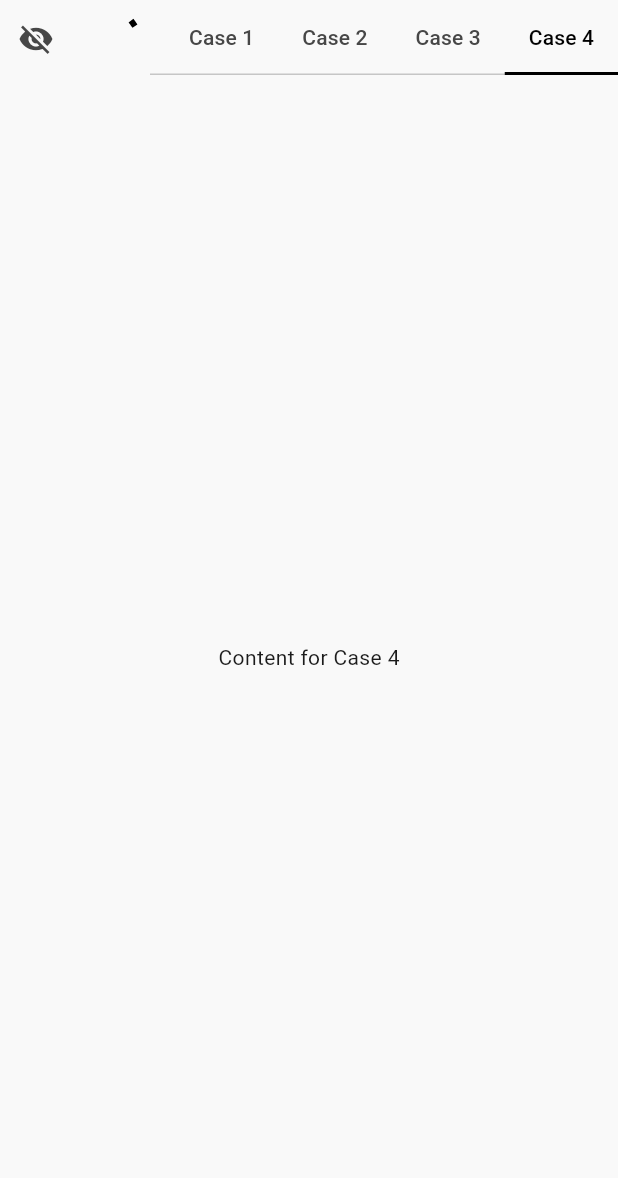
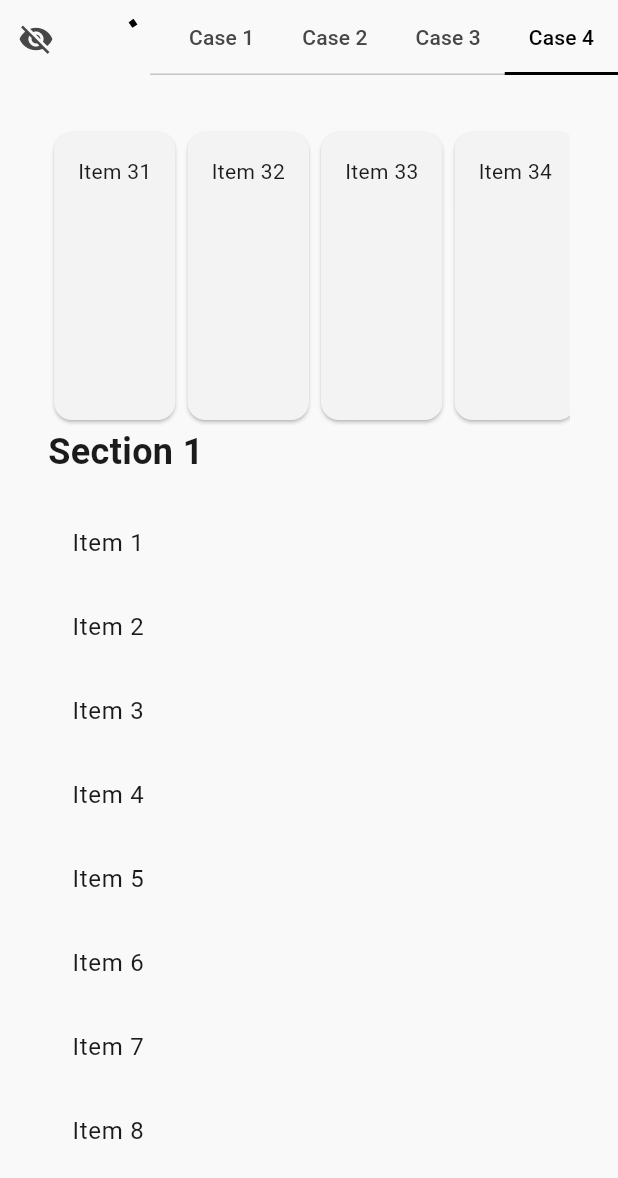
Before and after one commit to hawkkiller/scrolling_olx_live, a Flutter app: the screen it shows after launch, tab 4 chosen, on a phone screen of 412 x 824 dp. Shown: the top 1178 px of the screen. Run offline on Flutter 3.47's test engine with Material 3 defaults, Android fonts, the phone set to English and light mode, and no system bars.

Commit message:
Implemented 4 case

```diff
--- a/lib/case4.dart
+++ b/lib/case4.dart
@@ -0,0 +1,53 @@
+import 'package:flutter/material.dart';
+
+/// - Padding applied to the entire screen.
+/// - Sticky headers for each section.
+/// - Each section has a title and a list of items.
+class Case4 extends StatelessWidget {
+  const Case4({super.key});
+
+  @override
+  Widget build(BuildContext context) {
+    return Padding(
+      padding: const EdgeInsets.all(32),
+      child: ListView(
+        children: [
+          SizedBox(
+            height: 200,
+            child: ListView.builder(
+              scrollDirection: Axis.horizontal,
+              itemCount: 20,
+              itemBuilder:
+                  (context, index) => Card(
+                    child: Padding(
+                      padding: const EdgeInsets.all(16.0),
+                      child: Text('Item ${index + 31}'),
+                    ),
+                  ),
+            ),
+          ),
+          const Text(
+            'Section 1',
+            style: TextStyle(fontSize: 24, fontWeight: FontWeight.bold),
+          ),
+          const SizedBox(height: 16),
+          ...List.generate(10, (index) => ListTile(title: Text('Item ${index + 1}'))),
+          const SizedBox(height: 32),
+          const Text(
+            'Section 2',
+            style: TextStyle(fontSize: 24, fontWeight: FontWeight.bold),
+          ),
+          const SizedBox(height: 16),
+          ...List.generate(10, (index) => ListTile(title: Text('Item ${index + 11}'))),
+          const SizedBox(height: 32),
+          const Text(
+            'Section 3',
+            style: TextStyle(fontSize: 24, fontWeight: FontWeight.bold),
+          ),
+          const SizedBox(height: 16),
+          ...List.generate(10, (index) => ListTile(title: Text('Item ${index + 21}'))),
+        ],
+      ),
+    );
+  }
+}
--- a/lib/main.dart
+++ b/lib/main.dart
@@ -3,6 +3,7 @@ import 'package:flutter/rendering.dart';
 import 'package:scrolling_olx_live/case1.dart';
 import 'package:scrolling_olx_live/case2.dart';
 import 'package:scrolling_olx_live/case3.dart';
+import 'package:scrolling_olx_live/case4.dart';
 
 void main() {
   runApp(const MainApp());
@@ -77,7 +78,7 @@ class _MainAppState extends State<MainApp> with SingleTickerProviderStateMixin {
                   Case1(),
                   Case2(),
                   Case3(),
-                  Center(child: Text('Content for Case 4')),
+                  Case4(),
                 ],
               ),
             ),
```
